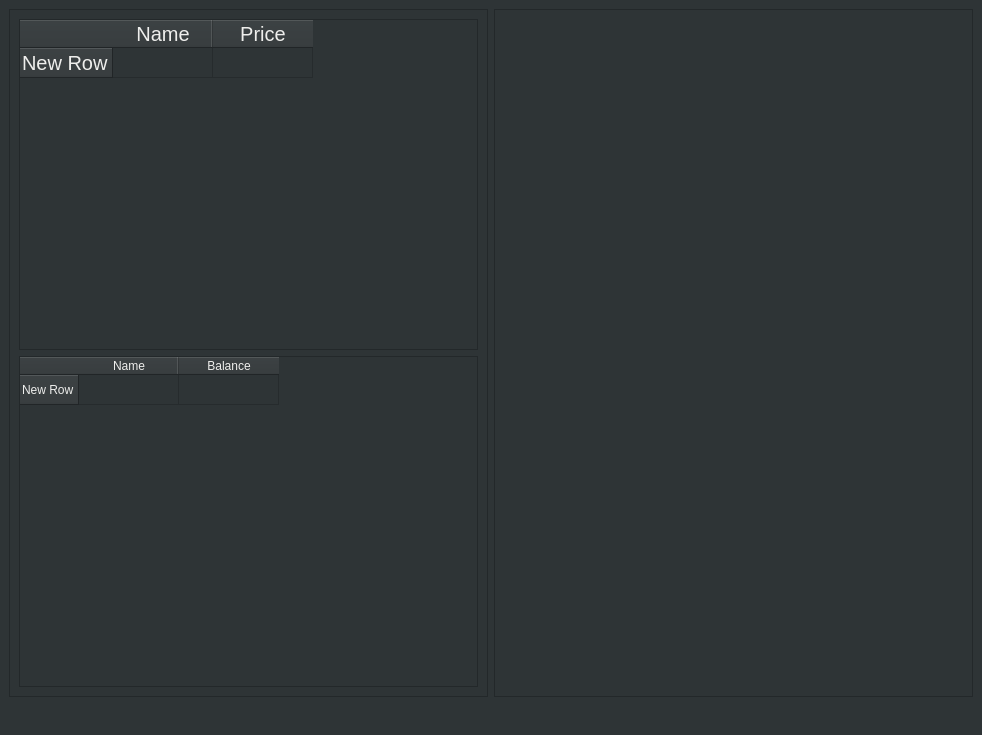
Qt form frontend/frontend.ui (hadiko-i6/zischr) before a commit.
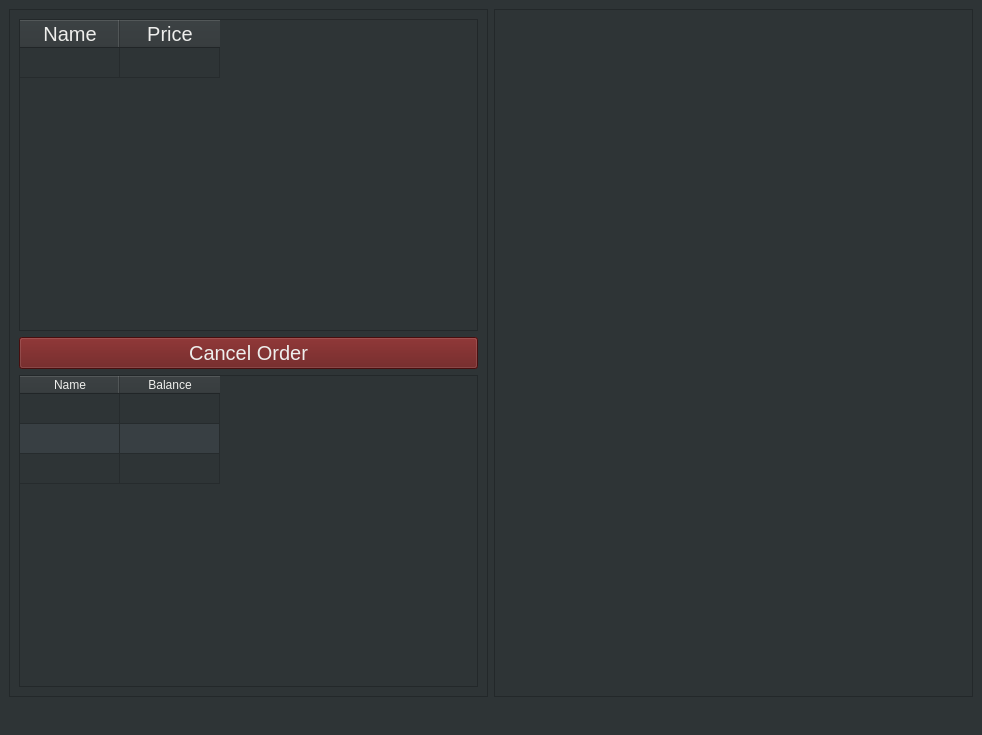
The same form after that commit.

Commit message: Frontend: Continued style work

Diff of the .ui file:
```diff
--- a/frontend/frontend.ui
+++ b/frontend/frontend.ui
@@ -15,7 +15,9 @@
   </property>
   <property name="styleSheet">
    <string notr="true">background-color: rgb(46, 52, 54);
-font-size: 20px;</string>
+color: rgb(238, 238, 236);
+font-size: 20px;
+alternate-background-color: rgb(56, 63, 67);</string>
   </property>
   <widget class="QWidget" name="centralwidget">
    <layout class="QGridLayout" name="gridLayout">
@@ -37,8 +39,23 @@
        <item>
         <widget class="QTableWidget" name="currentOrderList">
          <property name="styleSheet">
-          <string notr="true">color: rgb(238, 238, 236);</string>
+          <string notr="true"/>
          </property>
+         <property name="horizontalScrollBarPolicy">
+          <enum>Qt::ScrollBarAlwaysOff</enum>
+         </property>
+         <property name="editTriggers">
+          <set>QAbstractItemView::DoubleClicked</set>
+         </property>
+         <property name="alternatingRowColors">
+          <bool>true</bool>
+         </property>
+         <property name="selectionMode">
+          <enum>QAbstractItemView::NoSelection</enum>
+         </property>
+         <attribute name="verticalHeaderVisible">
+          <bool>false</bool>
+         </attribute>
          <row>
           <property name="text">
            <string>New Row</string>
@@ -56,20 +73,50 @@
          </column>
         </widget>
        </item>
+       <item>
+        <widget class="QPushButton" name="pushButton">
+         <property name="styleSheet">
+          <string notr="true">background-color: rgb(100, 19, 19);
+</string>
+         </property>
+         <property name="text">
+          <string>Cancel Order</string>
+         </property>
+        </widget>
+       </item>
        <item>
         <widget class="QTableWidget" name="accountsList">
          <property name="styleSheet">
-          <string notr="true">color: rgb(238, 238, 236);
-font-size: 12px;</string>
+          <string notr="true">font-size: 12px;</string>
+         </property>
+         <property name="horizontalScrollBarPolicy">
+          <enum>Qt::ScrollBarAlwaysOff</enum>
+         </property>
+         <property name="editTriggers">
+          <set>QAbstractItemView::DoubleClicked</set>
+         </property>
+         <property name="alternatingRowColors">
+          <bool>true</bool>
+         </property>
+         <property name="selectionMode">
+          <enum>QAbstractItemView::NoSelection</enum>
          </property>
          <property name="gridStyle">
           <enum>Qt::SolidLine</enum>
          </property>
+         <property name="rowCount">
+          <number>3</number>
+         </property>
+         <attribute name="verticalHeaderVisible">
+          <bool>false</bool>
+         </attribute>
          <row>
           <property name="text">
            <string>New Row</string>
           </property>
          </row>
+         <row/>
+         <row/>
          <column>
           <property name="text">
            <string>Name</string>
```
The commit also changes 2 other files.
